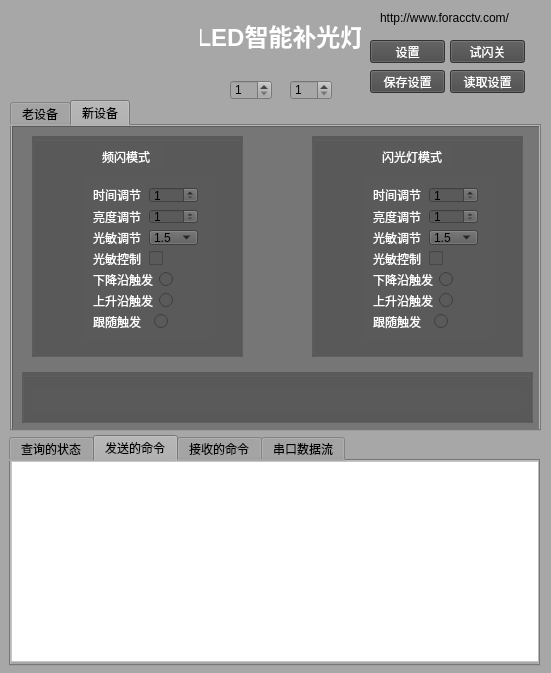
This is LedControl/ControllerUI/mainwindow.ui in Anne081031/WinParkUI as Qt 5 draws it before an edit. The edited form follows.
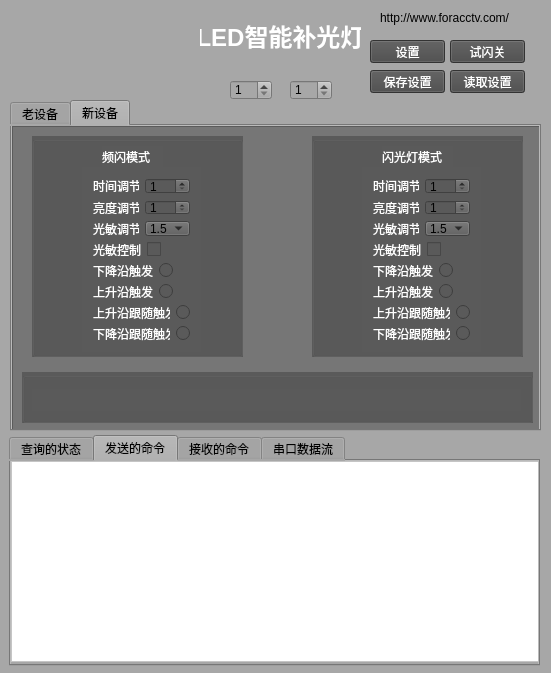
This is the edited form. The open tabs and pages were chosen to show the change. Icons and pictures are not drawn.

The edit to the form file:
```diff
--- a/LedControl/ControllerUI/mainwindow.ui
+++ b/LedControl/ControllerUI/mainwindow.ui
@@ -826,9 +826,9 @@
         <property name="geometry">
          <rect>
           <x>50</x>
-          <y>40</y>
-          <width>127</width>
-          <height>164</height>
+          <y>31</y>
+          <width>119</width>
+          <height>185</height>
          </rect>
         </property>
         <layout class="QVBoxLayout" name="verticalLayout_5">
@@ -977,7 +977,7 @@
             </widget>
            </item>
            <item>
-            <widget class="QRadioButton" name="rbSync07">
+            <widget class="QRadioButton" name="rbSync08">
              <property name="text">
               <string/>
              </property>
@@ -998,7 +998,7 @@
             </widget>
            </item>
            <item>
-            <widget class="QRadioButton" name="rbSync08">
+            <widget class="QRadioButton" name="rbSync09">
              <property name="text">
               <string/>
              </property>
@@ -1014,12 +1014,33 @@
               <string notr="true">color: rgb(255, 255, 255);</string>
              </property>
              <property name="text">
-              <string>跟随触发  </string>
+              <string>上升沿跟随触发</string>
              </property>
             </widget>
            </item>
            <item>
-            <widget class="QRadioButton" name="rbSync09">
+            <widget class="QRadioButton" name="rbSync10">
+             <property name="text">
+              <string/>
+             </property>
+            </widget>
+           </item>
+          </layout>
+         </item>
+         <item>
+          <layout class="QHBoxLayout" name="horizontalLayout_23">
+           <item>
+            <widget class="QLabel" name="label_28">
+             <property name="styleSheet">
+              <string notr="true">color: rgb(255, 255, 255);</string>
+             </property>
+             <property name="text">
+              <string>下降沿跟随触发</string>
+             </property>
+            </widget>
+           </item>
+           <item>
+            <widget class="QRadioButton" name="rbSync11">
              <property name="text">
               <string/>
              </property>
@@ -1065,9 +1086,9 @@
         <property name="geometry">
          <rect>
           <x>50</x>
-          <y>40</y>
-          <width>127</width>
-          <height>164</height>
+          <y>31</y>
+          <width>119</width>
+          <height>185</height>
          </rect>
         </property>
         <layout class="QVBoxLayout" name="verticalLayout_6">
@@ -1253,7 +1274,7 @@
               <string notr="true">color: rgb(255, 255, 255);</string>
              </property>
              <property name="text">
-              <string>跟随触发  </string>
+              <string>上升沿跟随触发</string>
              </property>
             </widget>
            </item>
@@ -1266,6 +1287,27 @@
            </item>
           </layout>
          </item>
+         <item>
+          <layout class="QHBoxLayout" name="horizontalLayout_24">
+           <item>
+            <widget class="QLabel" name="label_29">
+             <property name="styleSheet">
+              <string notr="true">color: rgb(255, 255, 255);</string>
+             </property>
+             <property name="text">
+              <string>下降沿跟随触发</string>
+             </property>
+            </widget>
+           </item>
+           <item>
+            <widget class="QRadioButton" name="rbSync07">
+             <property name="text">
+              <string/>
+             </property>
+            </widget>
+           </item>
+          </layout>
+         </item>
         </layout>
        </widget>
        <zorder>layoutWidget</zorder>
```
